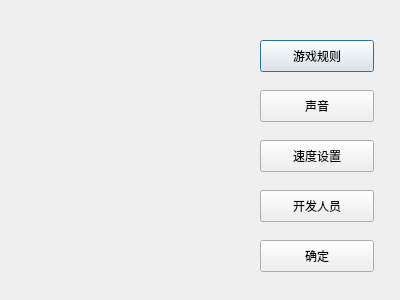
ZaoHan415/GamePro, file Main_Pro/control.ui: the form before one commit.
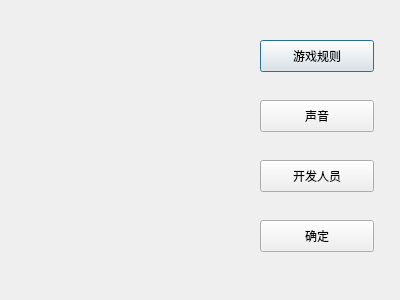
The form after the commit. Icons and pictures are not drawn.

The edit to the form file:
```diff
--- a/Main_Pro/control.ui
+++ b/Main_Pro/control.ui
@@ -30,7 +30,7 @@
    <property name="geometry">
     <rect>
      <x>260</x>
-     <y>90</y>
+     <y>100</y>
      <width>114</width>
      <height>32</height>
     </rect>
@@ -39,24 +39,11 @@
     <string>声音</string>
    </property>
   </widget>
-  <widget class="QPushButton" name="SButton">
-   <property name="geometry">
-    <rect>
-     <x>260</x>
-     <y>140</y>
-     <width>114</width>
-     <height>32</height>
-    </rect>
-   </property>
-   <property name="text">
-    <string>速度设置</string>
-   </property>
-  </widget>
   <widget class="QPushButton" name="PButton">
    <property name="geometry">
     <rect>
      <x>260</x>
-     <y>190</y>
+     <y>160</y>
      <width>114</width>
      <height>32</height>
     </rect>
@@ -69,7 +56,7 @@
    <property name="geometry">
     <rect>
      <x>260</x>
-     <y>240</y>
+     <y>220</y>
      <width>114</width>
      <height>32</height>
     </rect>
```
